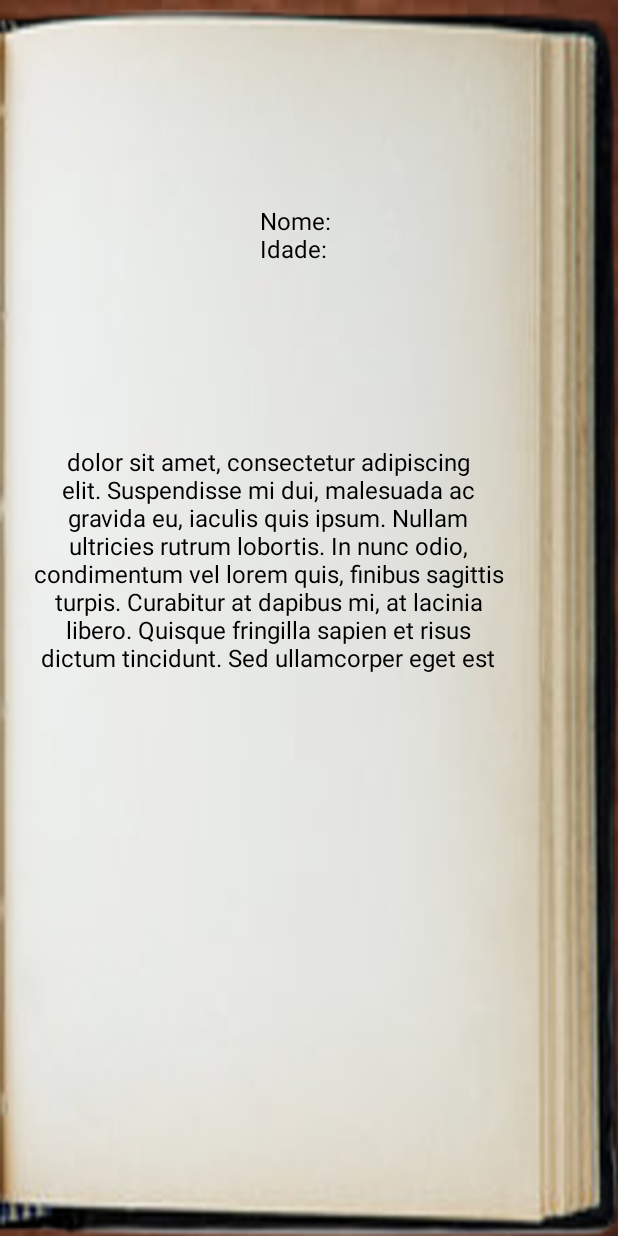
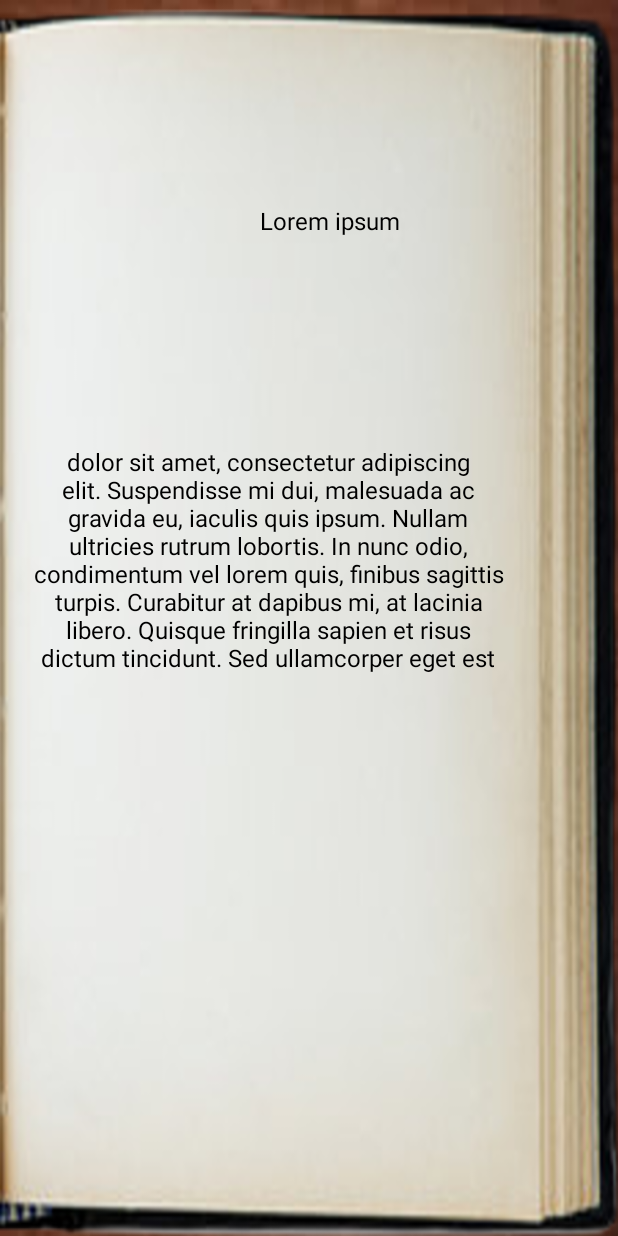
Before and after one commit to Jujubileuu/LeiturAPP, an Android app: the Perfil screen opened directly, with no data from a screen before it, on a phone screen of 412 x 824 dp. Run offline under Robolectric (Android 15) with nearby library versions, the phone set to English and light mode, and no system bars.

Commit message:
Fix Perfil.java

```diff
--- a/Solitaria/app/src/main/java/com/example/solitaria/Perfil.java
+++ b/Solitaria/app/src/main/java/com/example/solitaria/Perfil.java
@@ -11,11 +11,10 @@ import java.util.Objects;
 
 public class Perfil extends AppCompatActivity {
 
-    Intent telaPerfil = getIntent();
-    String idPersonagem = telaPerfil.getStringExtra("idPersonagem");
-    TextView txtInfoGeral = (TextView) findViewById(R.id.txtInfoGeral);
 
-    public void trocarConteudo() {
+
+    public void trocarConteudo(String idPersonagem) {
+        TextView txtInfoGeral = (TextView) findViewById(R.id.txtInfoGeral);
         if (Objects.equals(idPersonagem, "personagem1")) {
             txtInfoGeral.setText(getString(R.string.PersonagemID1));
         } else if (Objects.equals(idPersonagem, "personagem2")) {
@@ -27,6 +26,10 @@ public class Perfil extends AppCompatActivity {
     protected void onCreate(Bundle savedInstanceState) {
         super.onCreate(savedInstanceState);
         setContentView(R.layout.activity_perfil);
-        trocarConteudo();
+
+        Intent telaPerfil = getIntent();
+        String idPersonagem = telaPerfil.getStringExtra("idPersonagem");
+
+        trocarConteudo(idPersonagem);
     }
 }
--- a/Solitaria/app/src/main/res/layout/activity_perfil.xml
+++ b/Solitaria/app/src/main/res/layout/activity_perfil.xml
@@ -47,7 +47,7 @@
                 android:layout_height="145dp"
                 android:layout_weight="1"
                 android:baselineAligned="false"
-                android:text="Nome:\nIdade:"
+                android:text="Lorem ipsum"
                 android:textAlignment="viewStart"
                 android:textColor="#000000"
                 android:textSize="16sp"
```
